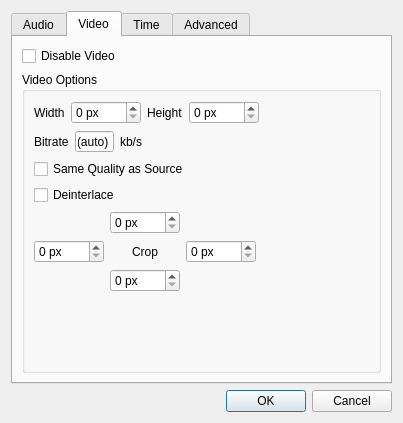
Qt form src/ui/conversionparameterdialog.ui (qwinff/qwinff) before a commit.
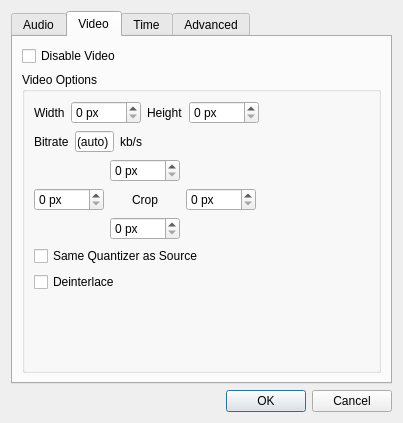
The same form after that commit. The open tabs and pages were chosen to show the change. Icons and pictures are not drawn.

Commit message: ConversionParameterDialog: relabel "same quality" to "same quants".

```diff
--- a/src/ui/conversionparameterdialog.ui
+++ b/src/ui/conversionparameterdialog.ui
@@ -237,16 +237,6 @@
               </item>
              </layout>
             </item>
-            <item row="2" column="0">
-             <widget class="QCheckBox" name="chkVideoSameQuality">
-              <property name="toolTip">
-               <string>Use same video quality as source (implies VBR).</string>
-              </property>
-              <property name="text">
-               <string>Same Quality as Source</string>
-              </property>
-             </widget>
-            </item>
             <item row="1" column="0">
              <layout class="QHBoxLayout" name="horizontalLayout_10">
               <item>
@@ -278,13 +268,6 @@
               </item>
              </layout>
             </item>
-            <item row="3" column="0">
-             <widget class="QCheckBox" name="chkDeinterlace">
-              <property name="text">
-               <string>Deinterlace</string>
-              </property>
-             </widget>
-            </item>
             <item row="4" column="0">
              <layout class="QGridLayout" name="gridLayout">
               <item row="0" column="1">
@@ -351,6 +334,23 @@
               </item>
              </layout>
             </item>
+            <item row="6" column="0">
+             <widget class="QCheckBox" name="chkVideoSameQuality">
+              <property name="toolTip">
+               <string>Use same video quality as source (implies VBR).</string>
+              </property>
+              <property name="text">
+               <string>Same Quantizer as Source</string>
+              </property>
+             </widget>
+            </item>
+            <item row="7" column="0">
+             <widget class="QCheckBox" name="chkDeinterlace">
+              <property name="text">
+               <string>Deinterlace</string>
+              </property>
+             </widget>
+            </item>
            </layout>
           </widget>
          </item>
```
Left out of the diff: 2 changed lines with no effect on the pictures.
